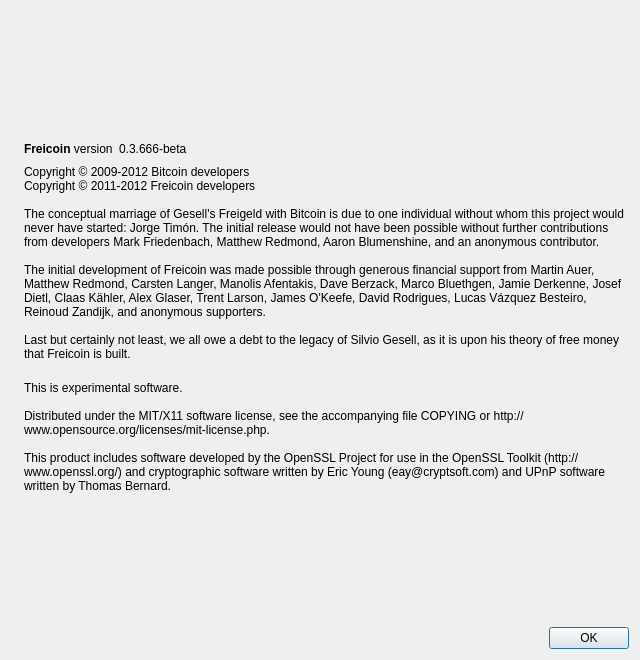
Old version of the form src/qt/forms/aboutdialog.ui in the repository testkojn/testkojn.
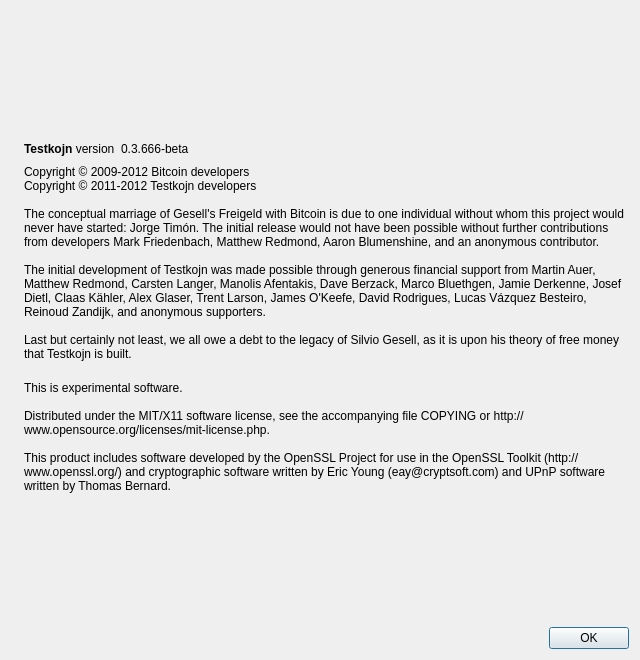
New version of the form. Icons and pictures are not drawn.

What changed in the file:
```diff
--- a/src/qt/forms/aboutdialog.ui
+++ b/src/qt/forms/aboutdialog.ui
@@ -50,7 +50,7 @@
           <cursorShape>IBeamCursor</cursorShape>
          </property>
          <property name="text">
-          <string>&lt;b&gt;Freicoin&lt;/b&gt; version</string>
+          <string>&lt;b&gt;Testkojn&lt;/b&gt; version</string>
          </property>
          <property name="textInteractionFlags">
           <set>Qt::LinksAccessibleByMouse|Qt::TextSelectableByKeyboard|Qt::TextSelectableByMouse</set>
@@ -92,13 +92,13 @@
        </property>
        <property name="text">
         <string>Copyright © 2009-2012 Bitcoin developers
-Copyright © 2011-2012 Freicoin developers
+Copyright © 2011-2012 Testkojn developers
 
 The conceptual marriage of Gesell's Freigeld with Bitcoin is due to one individual without whom this project would never have started: Jorge Timón. The initial release would not have been possible without further contributions from developers Mark Friedenbach, Matthew Redmond, Aaron Blumenshine, and an anonymous contributor.
 
-The initial development of Freicoin was made possible through generous financial support from Martin Auer, Matthew Redmond, Carsten Langer, Manolis Afentakis, Dave Berzack, Marco Bluethgen, Jamie Derkenne, Josef Dietl, Claas Kähler, Alex Glaser, Trent Larson, James O'Keefe, David Rodrigues, Lucas Vázquez Besteiro, Reinoud Zandijk, and anonymous supporters.
+The initial development of Testkojn was made possible through generous financial support from Martin Auer, Matthew Redmond, Carsten Langer, Manolis Afentakis, Dave Berzack, Marco Bluethgen, Jamie Derkenne, Josef Dietl, Claas Kähler, Alex Glaser, Trent Larson, James O'Keefe, David Rodrigues, Lucas Vázquez Besteiro, Reinoud Zandijk, and anonymous supporters.
 
-Last but certainly not least, we all owe a debt to the legacy of Silvio Gesell, as it is upon his theory of free money that Freicoin is built.</string>
+Last but certainly not least, we all owe a debt to the legacy of Silvio Gesell, as it is upon his theory of free money that Testkojn is built.</string>
        </property>
        <property name="wordWrap">
         <bool>true</bool>
```
Left out of the diff: 6 changed lines with no effect on the pictures.
